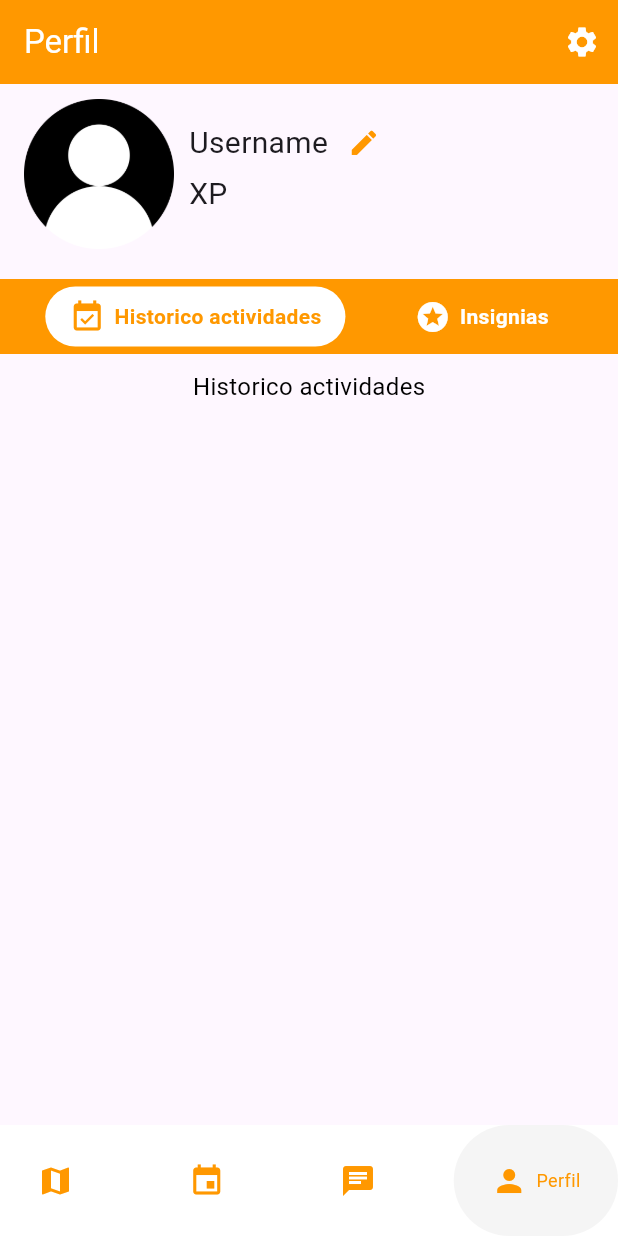
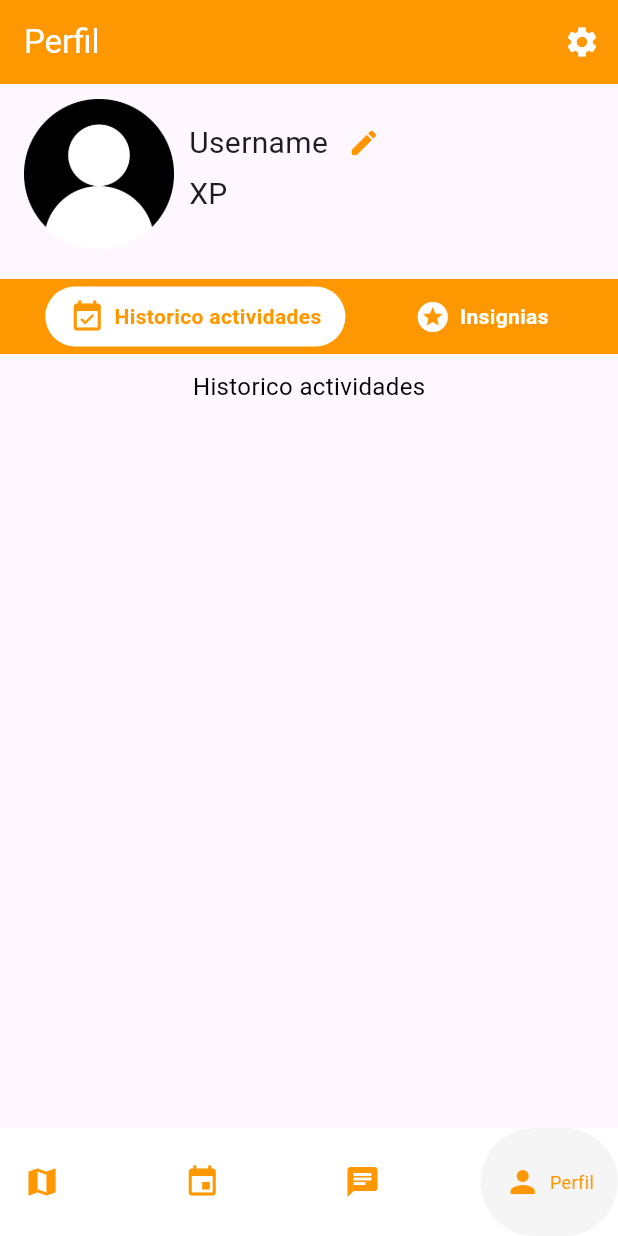
Before and after one commit to pes2324q2-gei-upc/CulturApp, a Flutter app: the PerfilPage screen opened directly with empty values, on a phone screen of 412 x 824 dp. Run offline on Flutter 3.47's test engine with Material 3 defaults, Android fonts, the phone set to English and light mode, and no system bars; drawn by our look-alikes of google_nav_bar; our stand-ins replace cloud_firestore, firebase_auth, firebase_core, google_maps_flutter, hive, multi_select_flutter and 1 more; accounts and stored records are empty; network calls fail; statements that could not run were skipped.

Commit message:
arreglado-overflow-navbar

```diff
--- a/culturapp/lib/widgetsUtils/bnav_bar.dart
+++ b/culturapp/lib/widgetsUtils/bnav_bar.dart
@@ -19,6 +19,7 @@ class CustomBottomNavigationBar extends StatelessWidget {
         borderRadius: BorderRadius.vertical(top: Radius.circular(50.0)),
       ),
       child: GNav(
+        padding: const EdgeInsets.symmetric(horizontal: 16, vertical: 24),
         backgroundColor: Colors.white,
         color: Colors.orange,
         activeColor: Colors.orange,
```
